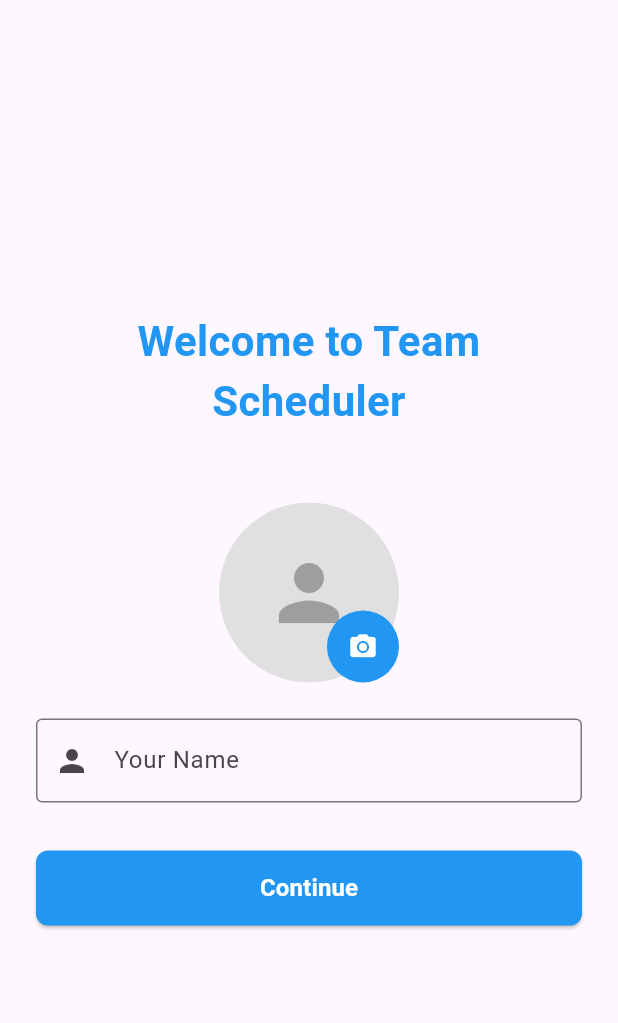
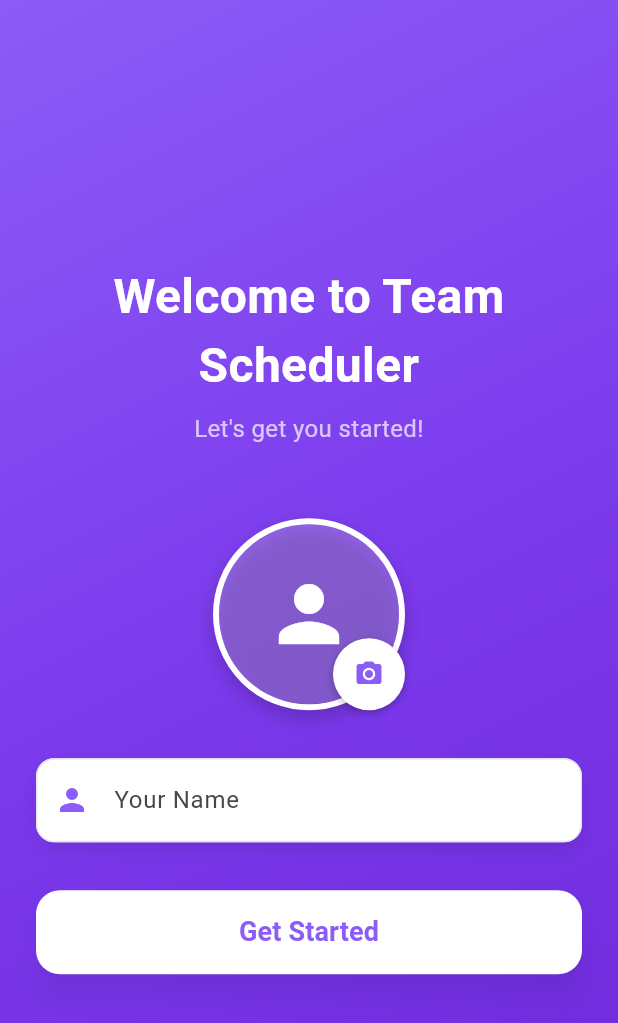
Before and after one commit to xam-i/team_scheduler, a Flutter app: the screen it shows after launch, on a phone screen of 412 x 824 dp. Shown: the top 1023 px of the screen. Run offline on Flutter 3.47's test engine with Material 3 defaults, Android fonts, the phone set to English and light mode, and no system bars; our stand-ins replace flutter_bloc, image_picker, supabase_flutter; accounts and stored records are empty.

Commit message:
Finding errors and editting also updting theme for better user intraction.

```diff
--- a/lib/core/config/supabase_config.dart
+++ b/lib/core/config/supabase_config.dart
@@ -1,8 +1,7 @@
 import 'package:supabase_flutter/supabase_flutter.dart';
 
 class SupabaseConfig {
-  static const String supabaseUrl =
-      'https://wjcdutzlamxihrgkxkad.supabase.co/rest/v1';
+  static const String supabaseUrl = 'https://wjcdutzlamxihrgkxkad.supabase.co';
   static const String supabaseAnonKey =
       'eyJhbGciOiJIUzI1NiIsInR5cCI6IkpXVCJ9.eyJpc3MiOiJzdXBhYmFzZSIsInJlZiI6IndqY2R1dHpsYW14aWhyZ2t4a2FkIiwicm9sZSI6ImFub24iLCJpYXQiOjE3NTc5MjM2MzUsImV4cCI6MjA3MzQ5OTYzNX0.GRj0ikI2hnF_ISO1af_q8GTGaG4DgWCvB7_JiHErZ3Y';
   static const String storageBucket = 'profile';
--- a/lib/main.dart
+++ b/lib/main.dart
@@ -7,14 +7,17 @@ import 'core/repositories/task_repository.dart';
 import 'core/bloc/user_cubit.dart';
 import 'core/bloc/availability_cubit.dart';
 import 'core/bloc/task_cubit.dart';
+import 'core/storage/local_storage.dart';
 import 'presentation/pages/onboarding_page.dart';
-import 'presentation/pages/home_page.dart';
 
 void main() async {
   WidgetsFlutterBinding.ensureInitialized();
 
   // Initialize Supabase
   await SupabaseConfig.initialize();
+
+  // Initialize demo data
+  AppLocalStorage().initializeDemoData();
 
   runApp(const MainApp());
 }
@@ -43,19 +46,57 @@ class MainApp extends StatelessWidget {
         debugShowCheckedModeBanner: false,
         title: 'Team Scheduler',
         theme: ThemeData(
-          primarySwatch: Colors.blue,
           useMaterial3: true,
-          appBarTheme: const AppBarTheme(centerTitle: true, elevation: 0),
+          colorScheme: ColorScheme.fromSeed(
+            seedColor: const Color(0xFF8B5CF6), // Light purple
+            brightness: Brightness.light,
+            primary: const Color(0xFF8B5CF6),
+            secondary: const Color(0xFFA78BFA),
+            tertiary: const Color(0xFFC4B5FD),
+            surface: const Color(0xFFF8FAFC),
+          ),
+          appBarTheme: const AppBarTheme(
+            centerTitle: true,
+            elevation: 0,
+            backgroundColor: Color(0xFF8B5CF6),
+            foregroundColor: Colors.white,
+          ),
+          elevatedButtonTheme: ElevatedButtonThemeData(
+            style: ElevatedButton.styleFrom(
+              backgroundColor: const Color(0xFF8B5CF6),
+              foregroundColor: Colors.white,
+              shape: RoundedRectangleBorder(
+                borderRadius: BorderRadius.circular(12),
+              ),
+              padding: const EdgeInsets.symmetric(horizontal: 24, vertical: 12),
+            ),
+          ),
+          cardTheme: CardThemeData(
+            elevation: 2,
+            color: Colors.white,
+            shape: RoundedRectangleBorder(
+              borderRadius: BorderRadius.circular(16),
+              side: BorderSide.none,
+            ),
+          ),
+          inputDecorationTheme: InputDecorationTheme(
+            border: OutlineInputBorder(
+              borderRadius: BorderRadius.circular(12),
+              borderSide: const BorderSide(color: Color(0xFFE2E8F0)),
+            ),
+            enabledBorder: OutlineInputBorder(
+              borderRadius: BorderRadius.circular(12),
+              borderSide: const BorderSide(color: Color(0xFFE2E8F0)),
+            ),
+            focusedBorder: OutlineInputBorder(
+              borderRadius: BorderRadius.circular(12),
+              borderSide: const BorderSide(color: Color(0xFF8B5CF6), width: 2),
+            ),
+            filled: true,
+            fillColor: const Color(0xFFF8FAFC),
+          ),
         ),
-        home: BlocBuilder<UserCubit, UserState>(
-          builder: (context, state) {
-            if (state is UserLoaded && state.currentUser != null) {
-              return const HomePage();
-            } else {
-              return const OnboardingPage();
-            }
-          },
-        ),
+        home: const OnboardingPage(),
       ),
     );
   }
--- a/lib/presentation/pages/home_page.dart
+++ b/lib/presentation/pages/home_page.dart
@@ -29,7 +29,7 @@ class _HomePageState extends State<HomePage> {
     return Scaffold(
       appBar: AppBar(
         title: const Text('Team Scheduler'),
-        backgroundColor: Colors.blue,
+        backgroundColor: const Color(0xFF8B5CF6),
         foregroundColor: Colors.white,
         actions: [
           BlocBuilder<UserCubit, UserState>(
--- a/lib/presentation/pages/onboarding_page.dart
+++ b/lib/presentation/pages/onboarding_page.dart
@@ -4,6 +4,7 @@ import 'package:image_picker/image_picker.dart';
 import 'dart:typed_data';
 import '../../core/bloc/user_cubit.dart';
 import '../../core/repositories/user_repository.dart';
+import 'home_page.dart';
 
 class OnboardingPage extends StatefulWidget {
   const OnboardingPage({super.key});
@@ -70,6 +71,13 @@ class _OnboardingPageState extends State<OnboardingPage> {
         name: _nameController.text.trim(),
         photoUrl: photoUrl,
       );
+
+      // Navigate to home page after successful user creation
+      if (mounted) {
+        Navigator.of(context).pushReplacement(
+          MaterialPageRoute(builder: (context) => const HomePage()),
+        );
+      }
     } catch (e) {
       ScaffoldMessenger.of(
         context,
@@ -92,6 +100,18 @@ class _OnboardingPageState extends State<OnboardingPage> {
             ).showSnackBar(SnackBar(content: Text(state.message)));
           }
         },
+        child: Container(
+          decoration: const BoxDecoration(
+            gradient: LinearGradient(
+              begin: Alignment.topLeft,
+              end: Alignment.bottomRight,
+              colors: [
+                Color(0xFF8B5CF6), // Light purple
+                Color(0xFF7C3AED), // Dark purple
+                Color(0xFF6D28D9), // Darker purple
+              ],
+            ),
+          ),
           child: SafeArea(
             child: Padding(
               padding: const EdgeInsets.all(24.0),
@@ -104,10 +124,16 @@ class _OnboardingPageState extends State<OnboardingPage> {
                     const Text(
                       'Welcome to Team Scheduler',
                       style: TextStyle(
-                      fontSize: 28,
+                        fontSize: 32,
                         fontWeight: FontWeight.bold,
-                      color: Colors.blue,
+                        color: Colors.white,
                       ),
+                      textAlign: TextAlign.center,
+                    ),
+                    const SizedBox(height: 8),
+                    const Text(
+                      'Let\'s get you started!',
+                      style: TextStyle(fontSize: 16, color: Colors.white70),
                       textAlign: TextAlign.center,
                     ),
                     const SizedBox(height: 48),
@@ -116,9 +142,21 @@ class _OnboardingPageState extends State<OnboardingPage> {
                     Center(
                       child: Stack(
                         children: [
-                        CircleAvatar(
+                          Container(
+                            decoration: BoxDecoration(
+                              shape: BoxShape.circle,
+                              border: Border.all(color: Colors.white, width: 4),
+                              boxShadow: [
+                                BoxShadow(
+                                  color: Colors.black.withOpacity(0.2),
+                                  blurRadius: 10,
+                                  offset: const Offset(0, 5),
+                                ),
+                              ],
+                            ),
+                            child: CircleAvatar(
                               radius: 60,
-                          backgroundColor: Colors.grey[300],
+                              backgroundColor: Colors.white.withOpacity(0.2),
                               backgroundImage: _selectedImageBytes != null
                                   ? MemoryImage(_selectedImageBytes!)
                                   : null,
@@ -126,22 +164,30 @@ class _OnboardingPageState extends State<OnboardingPage> {
                                   ? const Icon(
                                       Icons.person,
                                       size: 60,
-                                  color: Colors.grey,
+                                      color: Colors.white,
                                     )
                                   : null,
+                            ),
                           ),
                           Positioned(
                             bottom: 0,
                             right: 0,
                             child: Container(
                               decoration: const BoxDecoration(
-                              color: Colors.blue,
+                                color: Colors.white,
                                 shape: BoxShape.circle,
+                                boxShadow: [
+                                  BoxShadow(
+                                    color: Colors.black26,
+                                    blurRadius: 4,
+                                    offset: Offset(0, 2),
+                                  ),
+                                ],
                               ),
                               child: IconButton(
                                 icon: const Icon(
                                   Icons.camera_alt,
-                                color: Colors.white,
+                                  color: Color(0xFF8B5CF6),
                                   size: 20,
                                 ),
                                 onPressed: _pickImage,
@@ -151,16 +197,32 @@ class _OnboardingPageState extends State<OnboardingPage> {
                         ],
                       ),
                     ),
-                  const SizedBox(height: 24),
+                    const SizedBox(height: 32),
 
                     // Name Input Field
-                  TextFormField(
+                    Container(
+                      decoration: BoxDecoration(
+                        borderRadius: BorderRadius.circular(16),
+                        boxShadow: [
+                          BoxShadow(
+                            color: Colors.black.withOpacity(0.1),
+                            blurRadius: 10,
+                            offset: const Offset(0, 5),
+                          ),
+                        ],
+                      ),
+                      child: TextFormField(
                         controller: _nameController,
+                        style: const TextStyle(fontSize: 16),
                         decoration: const InputDecoration(
                           labelText: 'Your Name',
                           hintText: 'Enter your full name',
-                      border: OutlineInputBorder(),
-                      prefixIcon: Icon(Icons.person),
+                          prefixIcon: Icon(
+                            Icons.person,
+                            color: Color(0xFF8B5CF6),
+                          ),
+                          filled: true,
+                          fillColor: Colors.white,
                         ),
                         validator: (value) {
                           if (value == null || value.trim().isEmpty) {
@@ -169,27 +231,32 @@ class _OnboardingPageState extends State<OnboardingPage> {
                           return null;
                         },
                       ),
+                    ),
                     const SizedBox(height: 32),
 
                     // Continue Button
                     SizedBox(
                       width: double.infinity,
-                    height: 50,
+                      height: 56,
                       child: ElevatedButton(
                         onPressed: _isLoading ? null : _continue,
                         style: ElevatedButton.styleFrom(
-                        backgroundColor: Colors.blue,
-                        foregroundColor: Colors.white,
+                          backgroundColor: Colors.white,
+                          foregroundColor: const Color(0xFF8B5CF6),
                           shape: RoundedRectangleBorder(
-                          borderRadius: BorderRadius.circular(8),
+                            borderRadius: BorderRadius.circular(16),
                           ),
+                          elevation: 8,
+                          shadowColor: Colors.black.withOpacity(0.3),
                         ),
                         child: _isLoading
-                          ? const CircularProgressIndicator(color: Colors.white)
+                            ? const CircularProgressIndicator(
+                                color: Color(0xFF8B5CF6),
+                              )
                             : const Text(
-                              'Continue',
+                                'Get Started',
                                 style: TextStyle(
-                                fontSize: 16,
+                                  fontSize: 18,
                                   fontWeight: FontWeight.bold,
                                 ),
                               ),
@@ -201,6 +268,7 @@ class _OnboardingPageState extends State<OnboardingPage> {
             ),
           ),
         ),
+      ),
     );
   }
 }
```
Also changed, not shown: lib/core/repositories/availability_repository.dart (+25 -2 lines), lib/core/repositories/task_repository.dart (+24 -1 lines), lib/core/repositories/user_repository.dart (+37 -14 lines), lib/core/storage/local_storage.dart (added, +90 -0 lines), lib/presentation/pages/create_task_page.dart (+44 -6 lines). Lines whose indentation alone changed are shown as unchanged.
